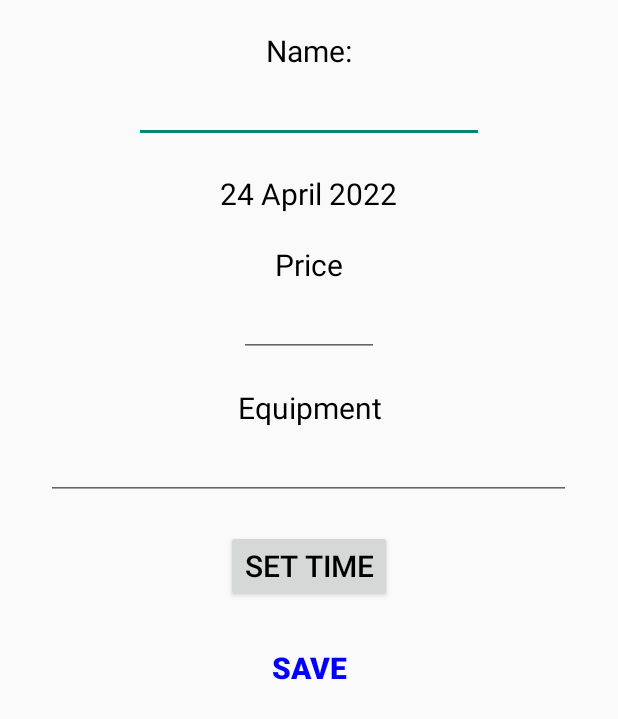
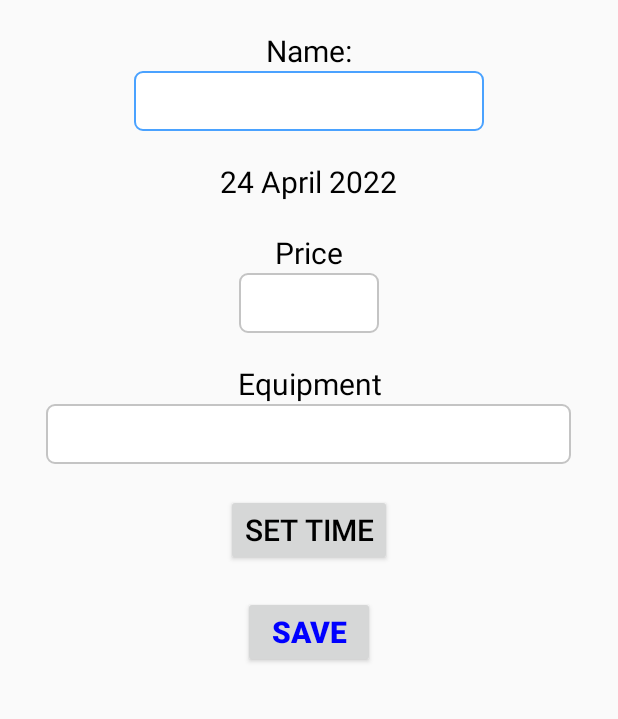
Before and after one commit to StephenFireball/My-Time, an Android app: the EventEditActivity screen opened directly, with no data from a screen before it, on a phone screen of 412 x 824 dp. Shown: the top 719 px of the screen. Run offline under Robolectric (Android 15) with nearby library versions, the light colour scheme and no system bars.

Commit message:
design improvement
Still cant do anything about notifications

```diff
--- /dev/null
+++ b/app/src/main/res/drawable-v24/custom_input.xml
@@ -0,0 +1,20 @@
+<?xml version="1.0" encoding="utf-8"?>
+<selector xmlns:android="http://schemas.android.com/apk/res/android">
+
+    <item android:state_enabled="true" android:state_focused="true">
+        <shape android:shape="rectangle">
+            <solid android:color="@color/white"/>
+            <corners android:radius="5dp"/>
+            <stroke android:color="@color/lightBlue" android:width="1dp"/>
+        </shape>
+    </item>
+
+    <item android:state_enabled="true">
+        <shape android:shape="rectangle">
+            <solid android:color="@color/white"/>
+            <corners android:radius="5dp"/>
+            <stroke android:color="@color/lightGray" android:width="1dp"/>
+        </shape>
+    </item>
+
+</selector>
--- a/app/src/main/res/layout/activity_event_edit.xml
+++ b/app/src/main/res/layout/activity_event_edit.xml
@@ -20,10 +20,13 @@
     <EditText
         android:id="@+id/eventNameET"
         android:layout_width="wrap_content"
-        android:layout_height="wrap_content"
+        android:layout_height="40dp"
         android:layout_gravity="center"
         android:textSize="20sp"
+        android:background="@drawable/custom_input"
         android:text=""
+        android:paddingStart="6dp"
+        android:paddingEnd="6dp"
         android:textColor="@color/black"
         android:ems="10"
         android:inputType="text"/>
@@ -52,10 +55,13 @@
     <EditText
         android:id="@+id/eventPriceET"
         android:layout_width="wrap_content"
-        android:layout_height="wrap_content"
+        android:layout_height="40dp"
         android:layout_gravity="center"
         android:textSize="20sp"
         android:text=""
+        android:paddingStart="6dp"
+        android:paddingEnd="6dp"
+        android:background="@drawable/custom_input"
         android:textColor="@color/black"
         android:ems="4"
         android:inputType="number"/>
@@ -73,10 +79,13 @@
     <EditText
         android:id="@+id/eventEquipmentET"
         android:layout_width="wrap_content"
-        android:layout_height="wrap_content"
+        android:layout_height="40dp"
         android:layout_gravity="center"
         android:textSize="20sp"
         android:text=""
+        android:paddingStart="6dp"
+        android:paddingEnd="6dp"
+        android:background="@drawable/custom_input"
         android:textColor="@color/black"
         android:ems="15"
         android:inputType="text"/>
@@ -99,7 +108,6 @@
         android:layout_height="wrap_content"
         android:text="Save"
         android:textColor="@color/blue"
-        android:background="@null"
         android:textStyle="bold"
         android:onClick="saveEventAction"
         android:layout_gravity="center"
--- a/app/src/main/res/layout/activity_main.xml
+++ b/app/src/main/res/layout/activity_main.xml
@@ -35,7 +35,7 @@
             android:background="@null"
             android:textStyle="bold"
             android:onClick="previousMonthAction"
-            android:textSize="20sp"/>
+            android:textSize="40sp"/>
 
         <TextView
             android:id="@+id/monthYearTV"
@@ -56,7 +56,7 @@
             android:background="@null"
             android:textStyle="bold"
             android:onClick="nextMonthAction"
-            android:textSize="20sp"/>
+            android:textSize="40sp"/>
 
     </LinearLayout>
 
--- a/app/src/main/res/layout/activity_week_view.xml
+++ b/app/src/main/res/layout/activity_week_view.xml
@@ -24,7 +24,7 @@
             android:background="@null"
             android:textStyle="bold"
             android:onClick="previousWeekAction"
-            android:textSize="20sp"/>
+            android:textSize="40sp"/>
 
         <TextView
             android:id="@+id/monthYearTV"
@@ -45,7 +45,7 @@
             android:background="@null"
             android:textStyle="bold"
             android:onClick="nextWeekAction"
-            android:textSize="20sp"/>
+            android:textSize="40sp"/>
 
     </LinearLayout>
 
--- a/app/src/main/res/values/colors.xml
+++ b/app/src/main/res/values/colors.xml
@@ -1,8 +1,9 @@
 <?xml version="1.0" encoding="utf-8"?>
 <resources>
-    <color name="lightGray">#EEE</color>
+    <color name="lightGray">#C4C4C4</color>
     <color name="gray">#888</color>
     <color name="blue">#0000FF</color>
     <color name="black">#FF000000</color>
     <color name="white">#FFFFFFFF</color>
+    <color name="lightBlue">#4AA2FF</color>
 </resources>
--- a/app/src/main/res/values/strings.xml
+++ b/app/src/main/res/values/strings.xml
@@ -1,7 +1,7 @@
 <resources>
     <string name="app_name" translatable="false">My Time</string>
-    <string name="back" translatable="false"><![CDATA[<-]]></string>
-    <string name="forward" translatable="false"><![CDATA[->]]></string>
+    <string name="back" translatable="false">←</string>
+    <string name="forward" translatable="false">→</string>
     <string name="mon">MON</string>
     <string name="tue">TUE</string>
     <string name="wen">WEN</string>
```
